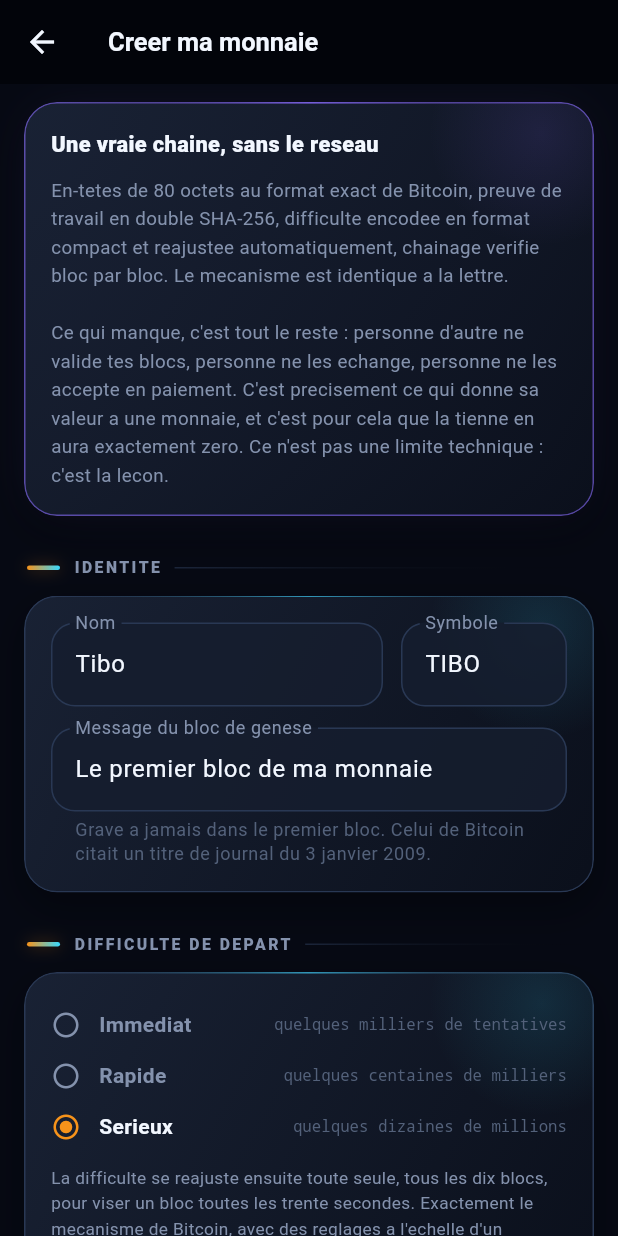
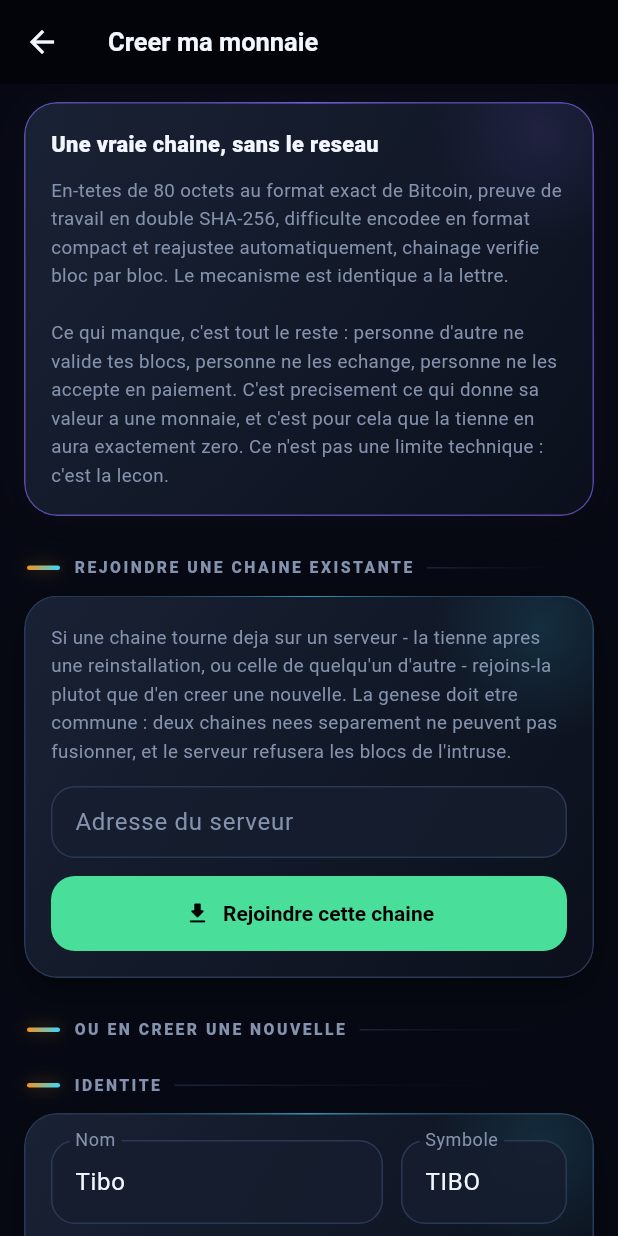
Before and after one commit to janintibo-art/btc-miner-fun, a Flutter app: the MyChainScreen screen opened directly, on a phone screen of 412 x 824 dp. Run offline on Flutter 3.47's test engine with Material 3 defaults, Android fonts, the phone set to English and light mode, and no system bars; our stand-ins replace flutter_secure_storage, qr_flutter, shared_preferences, wakelock_plus; missing offline and left inert: blockchain_utils, dart:ffi; accounts and stored records are empty.

Commit message:
v33 : genese verrouillee, site relie au serveur, rejoindre une chaine

```diff
--- a/lib/core/app_version.dart
+++ b/lib/core/app_version.dart
@@ -2,7 +2,7 @@
 ///
 /// Elle etait auparavant recopiee dans la barre superieure et dans le guide :
 /// le badge annoncait encore v16 alors que le projet en etait a la v20.
-const String kAppVersion = '0.32.0';
+const String kAppVersion = '0.33.0';
 
 /// Forme courte affichee dans la barre superieure.
 String get kAppVersionBadge => 'v${kAppVersion.split('.')[1]}';
--- a/lib/screens/my_chain_screen.dart
+++ b/lib/screens/my_chain_screen.dart
@@ -95,6 +95,69 @@ class _MyChainScreenState extends State<MyChainScreen> {
           ),
         ),
         const SizedBox(height: 20),
+        const SectionLabel('Rejoindre une chaine existante'),
+        AppCard(
+          child: Column(
+            crossAxisAlignment: CrossAxisAlignment.start,
+            children: [
+              const Text(
+                'Si une chaine tourne deja sur un serveur - la tienne apres une '
+                'reinstallation, ou celle de quelqu\'un d\'autre - rejoins-la '
+                'plutot que d\'en creer une nouvelle. La genese doit etre '
+                'commune : deux chaines nees separement ne peuvent pas '
+                'fusionner, et le serveur refusera les blocs de l\'intruse.',
+                style: TextStyle(
+                    fontSize: 12.5, height: 1.5, color: AppColors.muted),
+              ),
+              const SizedBox(height: 14),
+              TextField(
+                controller: _serveur,
+                style: mono(size: 12),
+                decoration: const InputDecoration(
+                  labelText: 'Adresse du serveur',
+                  hintText: 'https://mon-serveur.onrender.com',
+                ),
+              ),
+              const SizedBox(height: 12),
+              SizedBox(
+                width: double.infinity,
+                child: FilledButton.icon(
+                  onPressed: c.syncing
+                      ? null
+                      : () async {
+                          final ok = await c.joinFromServer(_serveur.text);
+                          if (!mounted) return;
+                          ScaffoldMessenger.of(context).showSnackBar(
+                            SnackBar(
+                              content: Text(ok
+                                  ? 'Chaine rejointe.'
+                                  : 'Aucune chaine trouvee sur ce serveur.'),
+                            ),
+                          );
+                        },
+                  style: FilledButton.styleFrom(
+                    backgroundColor: AppColors.mint,
+                    foregroundColor: Colors.black,
+                    padding: const EdgeInsets.symmetric(vertical: 14),
+                  ),
+                  icon: c.syncing
+                      ? const SizedBox(
+                          width: 15,
+                          height: 15,
+                          child: CircularProgressIndicator(
+                              strokeWidth: 2, color: Colors.black),
+                        )
+                      : const Icon(Icons.download_rounded, size: 18),
+                  label: const Text('Rejoindre cette chaine',
+                      style: TextStyle(fontWeight: FontWeight.w700)),
+                ),
+              ),
+            ],
+          ),
+        ),
+        const SizedBox(height: 20),
+        const SectionLabel('Ou en creer une nouvelle'),
+        const SizedBox(height: 4),
         const SectionLabel('Identite'),
         AppCard(
           child: Column(
@@ -452,14 +515,17 @@ class _MyChainScreenState extends State<MyChainScreen> {
           child: Column(
             crossAxisAlignment: CrossAxisAlignment.start,
             children: [
-              Text('PUBLIER LA CHAINE', style: label()),
+              Text('SAUVEGARDE', style: label()),
               const SizedBox(height: 8),
-              const Text(
-                'Exporte la chaine au format attendu par la page web. Depose '
-                'le fichier obtenu dans le dossier site du depot, sous le nom '
-                'chain.json : la page se met a jour toute seule a la '
-                'publication.',
-                style: TextStyle(
+              Text(
+                c.isShared
+                    ? 'La page web lit desormais le serveur en direct : tu n\'as '
+                        'plus rien a publier. Cet export ne sert qu\'a garder '
+                        'une copie de secours de la chaine.'
+                    : 'Exporte la chaine pour en garder une copie, ou pour la '
+                        'deposer dans le dossier site du depot sous le nom '
+                        'chain.json si tu n\'utilises pas de serveur.',
+                style: const TextStyle(
                     fontSize: 12, height: 1.5, color: AppColors.muted),
               ),
               const SizedBox(height: 12),
@@ -473,7 +539,7 @@ class _MyChainScreenState extends State<MyChainScreen> {
                     padding: const EdgeInsets.symmetric(vertical: 12),
                   ),
                   icon: const Icon(Icons.upload_file_rounded, size: 17),
-                  label: const Text('Exporter chain.json'),
+                  label: const Text('Exporter une copie'),
                 ),
               ),
             ],
--- a/lib/screens/tutorial_screen.dart
+++ b/lib/screens/tutorial_screen.dart
@@ -424,6 +424,23 @@ const _chapters = <_ChapterData>[
     Icons.hub_rounded,
   ),
   _ChapterData(
+    'La genese, socle commun',
+    'Deux chaines nees separement ne peuvent pas fusionner, meme si elles '
+        'suivent les memes regles. Leur premier bloc differe, donc tout ce qui '
+        'suit differe. C\'est vrai ici comme sur Bitcoin.\n\n'
+        'Concretement : pour miner avec quelqu\'un, il faut partir de sa '
+        'genese. L\'ecran de creation propose donc, avant toute chose, de '
+        '**rejoindre** une chaine existante depuis son serveur. C\'est aussi le '
+        'bon geste apres une reinstallation de l\'application : ta chaine n\'est '
+        'pas perdue, elle est sur le serveur.\n\n'
+        'Le serveur, lui, verrouille sa genese des le premier depot. Sans ce '
+        'verrou, n\'importe qui pourrait miner cent blocs faciles dans son coin '
+        'et remplacer la chaine de tout le monde en arrivant avec plus de '
+        'travail cumule. Essai fait : une chaine rivale trois fois plus longue '
+        'est refusee.',
+    Icons.foundation_rounded,
+  ),
+  _ChapterData(
     'Compiler l\'APK et le .exe',
     'Le projet est compile par GitHub Actions, pas par ton telephone. A chaque '
         'envoi de code sur la branche main, GitHub construit :\n\n'
--- a/pubspec.yaml
+++ b/pubspec.yaml
@@ -1,7 +1,7 @@
 name: btc_miner_fun
 description: "Mineur Bitcoin reel et pedagogique - Android + Windows"
 publish_to: 'none'
-version: 0.32.0+32
+version: 0.33.0+33
 
 environment:
   sdk: '>=3.7.0 <4.0.0'
```
Also changed, not shown: lib/state/chain_controller.dart (+26 -0 lines), 4 other files.
